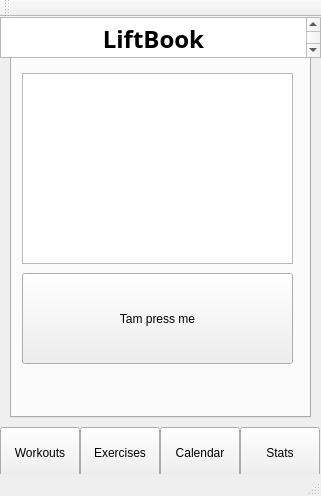
keiththomas1/Uplift, file 340Project/mainwindow.ui: the form before one commit.
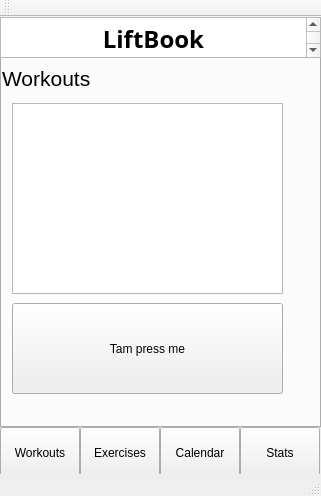
The form after the commit. The open tabs and pages were chosen to show the change.

Commit message: Buttons now link to each page correctly.

```diff
--- a/340Project/mainwindow.ui
+++ b/340Project/mainwindow.ui
@@ -39,10 +39,10 @@
    <widget class="QTabWidget" name="tabWidget">
     <property name="geometry">
      <rect>
-      <x>10</x>
+      <x>0</x>
       <y>10</y>
-      <width>301</width>
-      <height>391</height>
+      <width>321</width>
+      <height>401</height>
      </rect>
     </property>
     <property name="currentIndex">
@@ -53,13 +53,13 @@
       <string>&lt;html&gt;&lt;head/&gt;&lt;body&gt;&lt;p&gt;&lt;br/&gt;&lt;/p&gt;&lt;/body&gt;&lt;/html&gt;</string>
      </property>
      <attribute name="title">
-      <string>Tab 1</string>
+      <string>W</string>
      </attribute>
      <widget class="QListWidget" name="listWidget">
       <property name="geometry">
        <rect>
         <x>10</x>
-        <y>20</y>
+        <y>50</y>
         <width>271</width>
         <height>191</height>
        </rect>
@@ -69,7 +69,7 @@
       <property name="geometry">
        <rect>
         <x>10</x>
-        <y>220</y>
+        <y>250</y>
         <width>271</width>
         <height>91</height>
        </rect>
@@ -78,20 +78,38 @@
        <string>Tam press me</string>
       </property>
      </widget>
+     <widget class="QLabel" name="label_4">
+      <property name="geometry">
+       <rect>
+        <x>0</x>
+        <y>10</y>
+        <width>91</width>
+        <height>31</height>
+       </rect>
+      </property>
+      <property name="font">
+       <font>
+        <pointsize>16</pointsize>
+       </font>
+      </property>
+      <property name="text">
+       <string>Workouts</string>
+      </property>
+     </widget>
     </widget>
     <widget class="QWidget" name="tab_2">
      <attribute name="title">
-      <string>Tab 2</string>
+      <string>E</string>
      </attribute>
     </widget>
     <widget class="QWidget" name="tab_3">
      <attribute name="title">
-      <string>Page</string>
+      <string>C</string>
      </attribute>
     </widget>
     <widget class="QWidget" name="tab_4">
      <attribute name="title">
-      <string>Page</string>
+      <string>S</string>
      </attribute>
     </widget>
    </widget>
```
Left out of the diff: 64 changed lines with no effect on the pictures. The commit also changes 3 other files.
